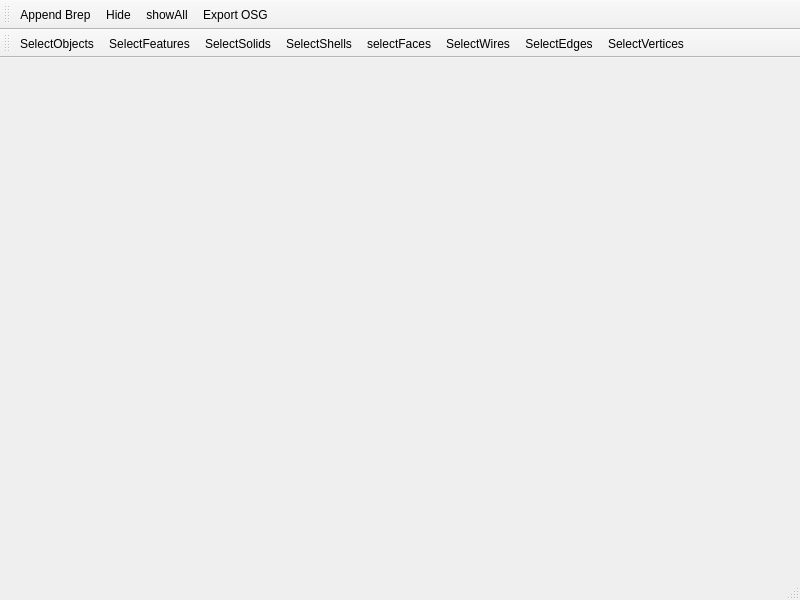
Qt form mainwindow.ui (blobfish/cadseer) before a commit.
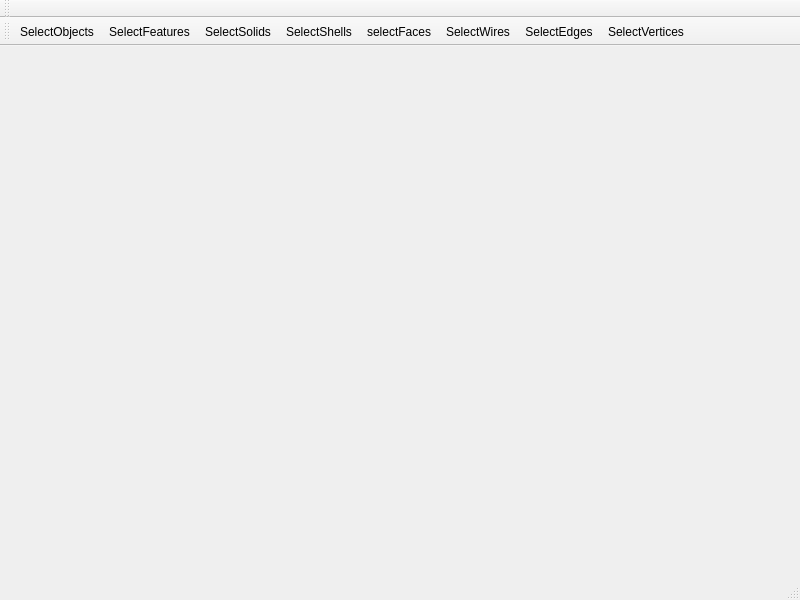
The same form after that commit. Icons and pictures are not drawn.

Commit message: moving functions from main window menu onto gesture menu

```diff
--- a/mainwindow.ui
+++ b/mainwindow.ui
@@ -35,10 +35,6 @@
    <attribute name="toolBarBreak">
     <bool>false</bool>
    </attribute>
-   <addaction name="actionAppendBrep"/>
-   <addaction name="actionHide"/>
-   <addaction name="actionShowAll"/>
-   <addaction name="actionExportOSG"/>
   </widget>
   <widget class="QToolBar" name="toolBar_2">
    <property name="windowTitle">
```
Left out of the diff: 10 changed lines with no effect on the pictures. The commit also changes 5 other files.
